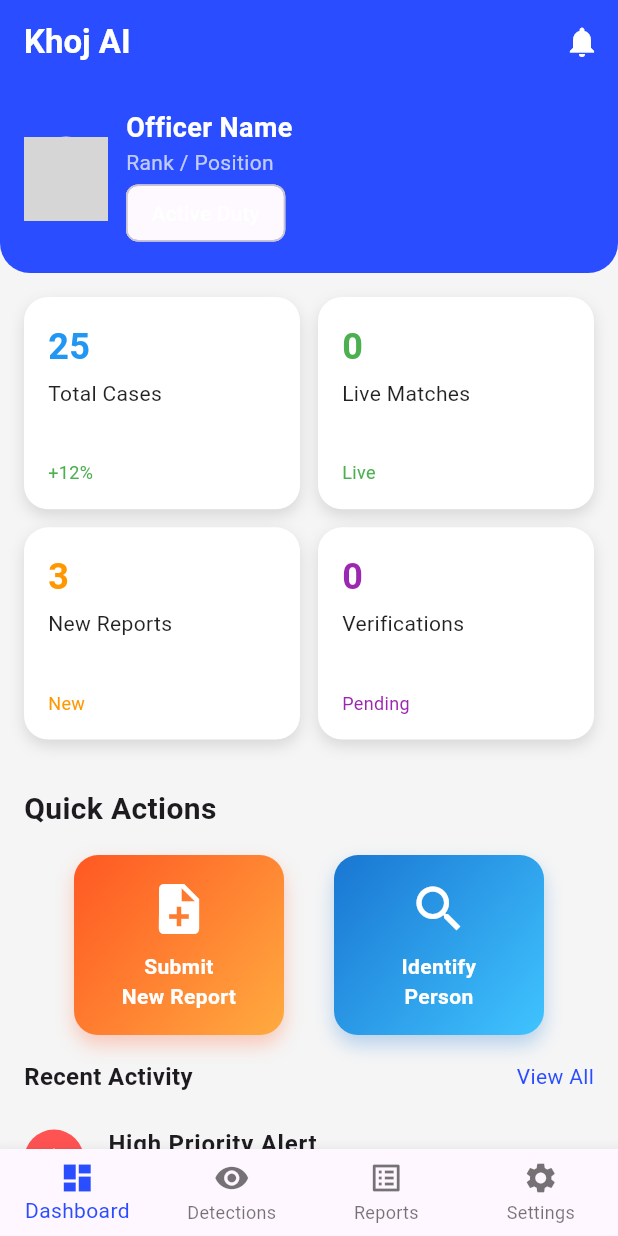
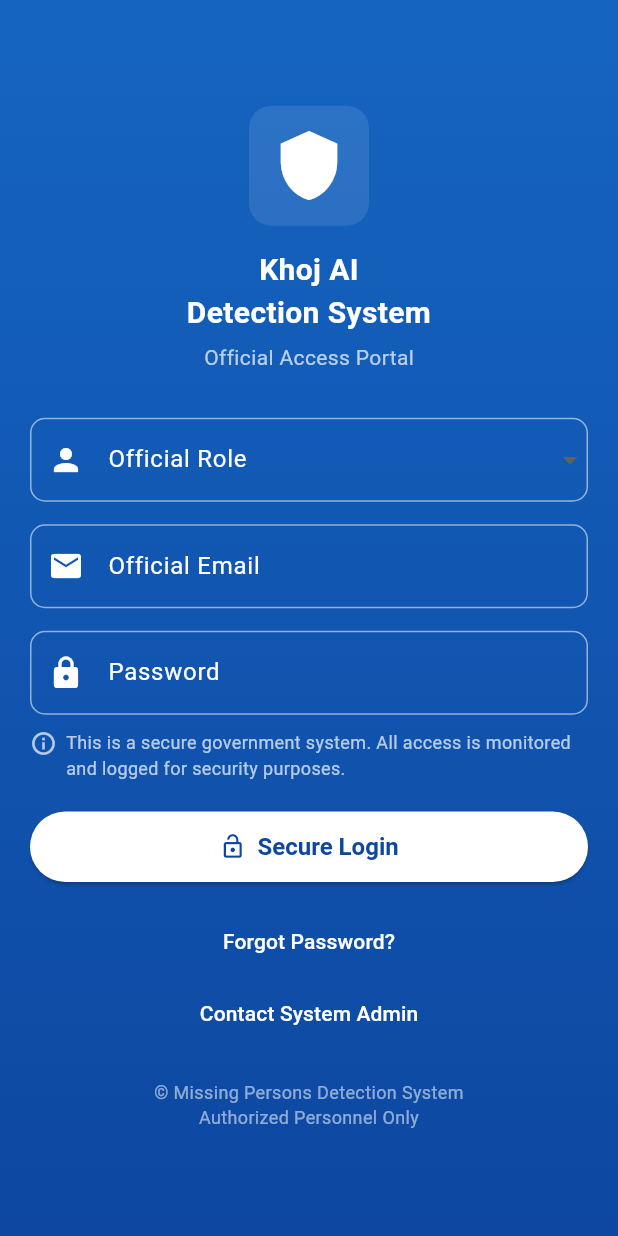
Before and after one commit to hitesh-maan-01/Khoj-Ai, a Flutter app: the screen it shows after launch, on a phone screen of 412 x 824 dp. Run offline on Flutter 3.47's test engine with Material 3 defaults, Android fonts, the light colour scheme and no system bars; drawn by our look-alikes of badges; our stand-ins replace flutter_staggered_animations, image_picker, package_info_plus, shared_preferences; grey boxes are pictures that could not be loaded.

Commit message:
add login page

```diff
--- a/lib/home_page.dart
+++ b/lib/home_page.dart
@@ -125,7 +125,8 @@ class DashboardPage extends StatelessWidget {
                           style: TextStyle(color: Colors.white70)),
                       Chip(
                         label: Text("Active Duty",
-                            style: TextStyle(color: Colors.white)),
+                            style: TextStyle(
+                                color: Color.fromARGB(255, 42, 77, 255))),
                         backgroundColor: Colors.white24,
                       )
                     ],
--- /dev/null
+++ b/lib/login_page.dart
@@ -0,0 +1,197 @@
+import 'package:flutter/material.dart';
+
+class LoginPage extends StatefulWidget {
+  const LoginPage({super.key});
+
+  @override
+  State<LoginPage> createState() => _LoginPageState();
+}
+
+class _LoginPageState extends State<LoginPage> {
+  final _formKey = GlobalKey<FormState>();
+  final TextEditingController _emailController = TextEditingController();
+  final TextEditingController _passwordController = TextEditingController();
+  String? _selectedRole;
+
+  final List<String> roles = ["Police Officer", "Admin", "Investigator"];
+
+  @override
+  Widget build(BuildContext context) {
+    return Scaffold(
+      backgroundColor: const Color(0xFF0D47A1),
+      body: SingleChildScrollView(
+        child: Container(
+          height: MediaQuery.of(context).size.height,
+          padding: const EdgeInsets.all(20),
+          decoration: const BoxDecoration(
+            gradient: LinearGradient(
+              colors: [Color(0xFF1565C0), Color(0xFF0D47A1)],
+              begin: Alignment.topCenter,
+              end: Alignment.bottomCenter,
+            ),
+          ),
+          child: Center(
+            child: Form(
+              key: _formKey,
+              child: Column(
+                mainAxisAlignment: MainAxisAlignment.center,
+                children: [
+                  // Logo/Icon
+                  Container(
+                    padding: const EdgeInsets.all(15),
+                    decoration: BoxDecoration(
+                      color: Colors.white.withOpacity(0.1),
+                      borderRadius: BorderRadius.circular(15),
+                    ),
+                    child:
+                        const Icon(Icons.shield, size: 50, color: Colors.white),
+                  ),
+                  const SizedBox(height: 15),
+
+                  // Title
+                  const Text(
+                    "Khoj AI\nDetection System",
+                    textAlign: TextAlign.center,
+                    style: TextStyle(
+                      color: Colors.white,
+                      fontSize: 20,
+                      fontWeight: FontWeight.bold,
+                    ),
+                  ),
+                  const SizedBox(height: 5),
+                  const Text(
+                    "Official Access Portal",
+                    style: TextStyle(color: Colors.white70, fontSize: 14),
+                  ),
+                  const SizedBox(height: 30),
+
+                  // Role Dropdown
+                  DropdownButtonFormField<String>(
+                    value: _selectedRole,
+                    dropdownColor: Colors.blue[900],
+                    style: const TextStyle(color: Colors.white),
+                    decoration: _inputDecoration("Official Role", Icons.person),
+                    items: roles
+                        .map((role) => DropdownMenuItem(
+                              value: role,
+                              child: Text(role),
+                            ))
+                        .toList(),
+                    onChanged: (value) {
+                      setState(() {
+                        _selectedRole = value;
+                      });
+                    },
+                    validator: (value) =>
+                        value == null ? "Please select your role" : null,
+                  ),
+                  const SizedBox(height: 15),
+
+                  // Email Field
+                  TextFormField(
+                    controller: _emailController,
+                    style: const TextStyle(color: Colors.white),
+                    decoration: _inputDecoration("Official Email", Icons.email),
+                    validator: (value) {
+                      if (value!.isEmpty) return "Enter your email";
+                      if (!RegExp(r"^[^@]+@[^@]+\.[^@]+").hasMatch(value)) {
+                        return "Enter a valid email";
+                      }
+                      return null;
+                    },
+                  ),
+                  const SizedBox(height: 15),
+
+                  // Password Field
+                  TextFormField(
+                    controller: _passwordController,
+                    obscureText: true,
+                    style: const TextStyle(color: Colors.white),
+                    decoration: _inputDecoration("Password", Icons.lock),
+                    validator: (value) =>
+                        value!.isEmpty ? "Enter your password" : null,
+                  ),
+                  const SizedBox(height: 10),
+
+                  // Secure system note
+                  Row(
+                    crossAxisAlignment: CrossAxisAlignment.start,
+                    children: const [
+                      Icon(Icons.info_outline, color: Colors.white70, size: 18),
+                      SizedBox(width: 6),
+                      Expanded(
+                        child: Text(
+                          "This is a secure government system. All access is monitored and logged for security purposes.",
+                          style: TextStyle(color: Colors.white70, fontSize: 12),
+                        ),
+                      ),
+                    ],
+                  ),
+                  const SizedBox(height: 20),
+
+                  // Login Button
+                  SizedBox(
+                    width: double.infinity,
+                    child: ElevatedButton.icon(
+                      icon: const Icon(Icons.lock_open),
+                      label: const Text("Secure Login"),
+                      style: ElevatedButton.styleFrom(
+                        backgroundColor: Colors.white,
+                        foregroundColor: Colors.blue[900],
+                        padding: const EdgeInsets.symmetric(vertical: 14),
+                        textStyle: const TextStyle(
+                            fontSize: 16, fontWeight: FontWeight.bold),
+                      ),
+                      onPressed: () {
+                        if (_formKey.currentState!.validate()) {
+                          Navigator.pushReplacementNamed(context, '/home');
+                        }
+                      },
+                    ),
+                  ),
+                  const SizedBox(height: 15),
+
+                  // Forgot Password
+                  TextButton(
+                    onPressed: () {},
+                    child: const Text("Forgot Password?",
+                        style: TextStyle(color: Colors.white)),
+                  ),
+                  TextButton(
+                    onPressed: () {},
+                    child: const Text("Contact System Admin",
+                        style: TextStyle(color: Colors.white)),
+                  ),
+                  const SizedBox(height: 20),
+
+                  // Footer
+                  const Text(
+                    "© Missing Persons Detection System\nAuthorized Personnel Only",
+                    textAlign: TextAlign.center,
+                    style: TextStyle(color: Colors.white54, fontSize: 12),
+                  ),
+                ],
+              ),
+            ),
+          ),
+        ),
+      ),
+    );
+  }
+
+  InputDecoration _inputDecoration(String label, IconData icon) {
+    return InputDecoration(
+      prefixIcon: Icon(icon, color: Colors.white),
+      labelText: label,
+      labelStyle: const TextStyle(color: Colors.white),
+      enabledBorder: OutlineInputBorder(
+        borderSide: const BorderSide(color: Colors.white54),
+        borderRadius: BorderRadius.circular(10),
+      ),
+      focusedBorder: OutlineInputBorder(
+        borderSide: const BorderSide(color: Colors.white),
+        borderRadius: BorderRadius.circular(10),
+      ),
+    );
+  }
+}
--- a/lib/main.dart
+++ b/lib/main.dart
@@ -3,33 +3,49 @@ import 'home_page.dart';
 import 'detection_page.dart';
 import 'setting_page.dart';
 import 'reports_page.dart';
+import 'login_page.dart'; // Import the login page
 
 void main() {
   runApp(const MyApp());
 }
 
-class MyApp extends StatefulWidget {
+class MyApp extends StatelessWidget {
   const MyApp({super.key});
-
-  @override
-  State<MyApp> createState() => _MyAppState();
-}
-
-class _MyAppState extends State<MyApp> {
-  int _currentIndex = 0;
-  final List<Widget> _pages = [
-    DashboardPage(), // from home_page.dart
-    DetectionsPage(), // from detection_page.dart
-    ReportsPage(), // from reports_page.dart
-    SettingsPage(), // from setting_page.dart
-  ];
 
   @override
   Widget build(BuildContext context) {
     return MaterialApp(
       debugShowCheckedModeBanner: false,
       theme: ThemeData(primarySwatch: Colors.blue),
-      home: Scaffold(
+      initialRoute: '/login', // Start at login
+      routes: {
+        '/login': (context) => const LoginPage(),
+        '/home': (context) => const MainNavigationPage(), // after login
+      },
+    );
+  }
+}
+
+/// Main bottom navigation after login
+class MainNavigationPage extends StatefulWidget {
+  const MainNavigationPage({super.key});
+
+  @override
+  State<MainNavigationPage> createState() => _MainNavigationPageState();
+}
+
+class _MainNavigationPageState extends State<MainNavigationPage> {
+  int _currentIndex = 0;
+  final List<Widget> _pages = [
+    DashboardPage(),
+    DetectionsPage(),
+    ReportsPage(),
+    SettingsPage(),
+  ];
+
+  @override
+  Widget build(BuildContext context) {
+    return Scaffold(
       body: _pages[_currentIndex],
       bottomNavigationBar: BottomNavigationBar(
         currentIndex: _currentIndex,
@@ -43,13 +59,11 @@ class _MyAppState extends State<MyApp> {
               icon: Icon(Icons.dashboard), label: "Dashboard"),
           BottomNavigationBarItem(
               icon: Icon(Icons.remove_red_eye), label: "Detections"),
-            BottomNavigationBarItem(
-                icon: Icon(Icons.list_alt), label: "Reports"),
+          BottomNavigationBarItem(icon: Icon(Icons.list_alt), label: "Reports"),
           BottomNavigationBarItem(
               icon: Icon(Icons.settings), label: "Settings"),
         ],
       ),
-      ),
     );
   }
 }
```
Also changed, not shown: lib/detection_page.dart (+14 -34 lines), lib/edit_profile.dart (+123 -124 lines), lib/setting_page.dart (+20 -11 lines), 26 other files. Lines whose indentation alone changed are shown as unchanged.
